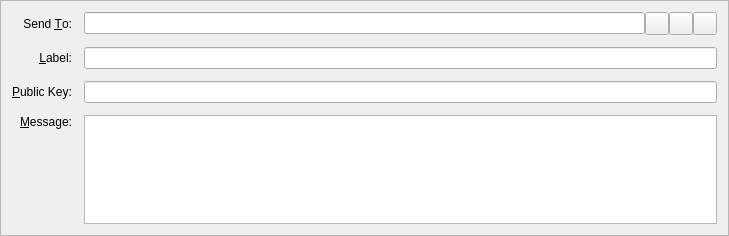
First picture: the form in src/qt/forms/sendmessagesentry.ui, repository NoirX/NoirShares-v2-old, before the edit.
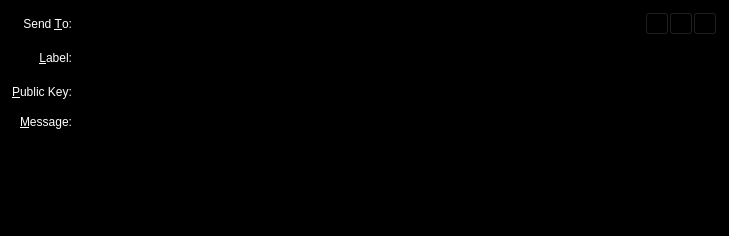
Second picture: the form after the edit. Icons and pictures are not drawn. Custom widgets are drawn as their Qt base class.

Diff of the .ui file:
```diff
--- a/src/qt/forms/sendmessagesentry.ui
+++ b/src/qt/forms/sendmessagesentry.ui
@@ -13,6 +13,10 @@
   <property name="windowTitle">
    <string>Form</string>
   </property>
+  <property name="styleSheet">
+   <string notr="true">background-color: rgb(0, 0, 0);
+color: rgb(255, 255, 255);</string>
+  </property>
   <property name="frameShape">
    <enum>QFrame::StyledPanel</enum>
   </property>
```
